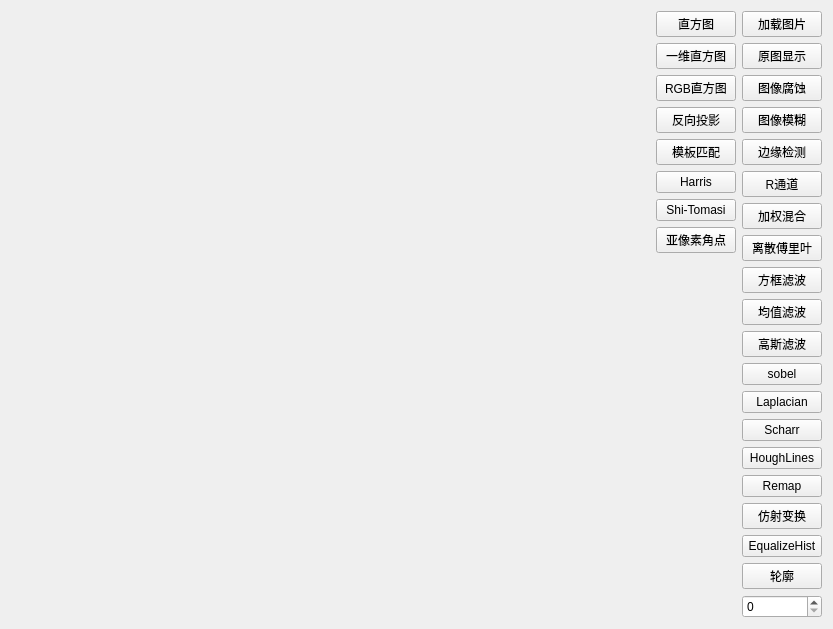
The window that PictureFactory/PictureEditor.ui (fruh1ing/PictureFactory) describes before a commit, drawn with Qt 5.
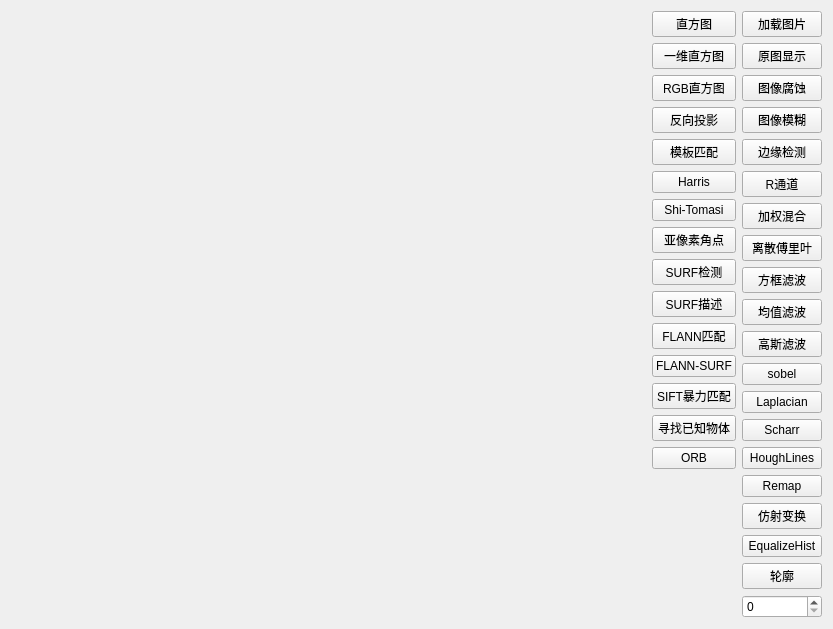
The same window after the commit.

```diff
--- a/PictureFactory/PictureEditor.ui
+++ b/PictureFactory/PictureEditor.ui
@@ -93,6 +93,55 @@
        </property>
       </widget>
      </item>
+     <item>
+      <widget class="QPushButton" name="pushButton_surf_detect">
+       <property name="text">
+        <string>SURF检测</string>
+       </property>
+      </widget>
+     </item>
+     <item>
+      <widget class="QPushButton" name="pushButton_surf_desc">
+       <property name="text">
+        <string>SURF描述</string>
+       </property>
+      </widget>
+     </item>
+     <item>
+      <widget class="QPushButton" name="pushButton_flann_match">
+       <property name="text">
+        <string>FLANN匹配</string>
+       </property>
+      </widget>
+     </item>
+     <item>
+      <widget class="QPushButton" name="pushButton_flann_surf">
+       <property name="text">
+        <string>FLANN-SURF</string>
+       </property>
+      </widget>
+     </item>
+     <item>
+      <widget class="QPushButton" name="pushButton_sift">
+       <property name="text">
+        <string>SIFT暴力匹配</string>
+       </property>
+      </widget>
+     </item>
+     <item>
+      <widget class="QPushButton" name="pushButton_look">
+       <property name="text">
+        <string>寻找已知物体</string>
+       </property>
+      </widget>
+     </item>
+     <item>
+      <widget class="QPushButton" name="pushButton_orb">
+       <property name="text">
+        <string>ORB</string>
+       </property>
+      </widget>
+     </item>
      <item>
       <spacer name="verticalSpacer_2">
        <property name="orientation">
```
